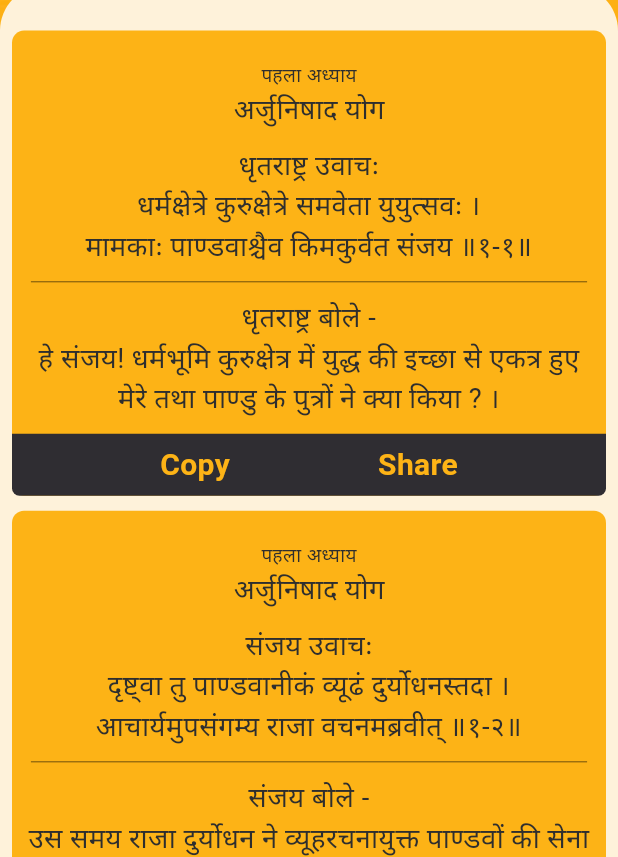
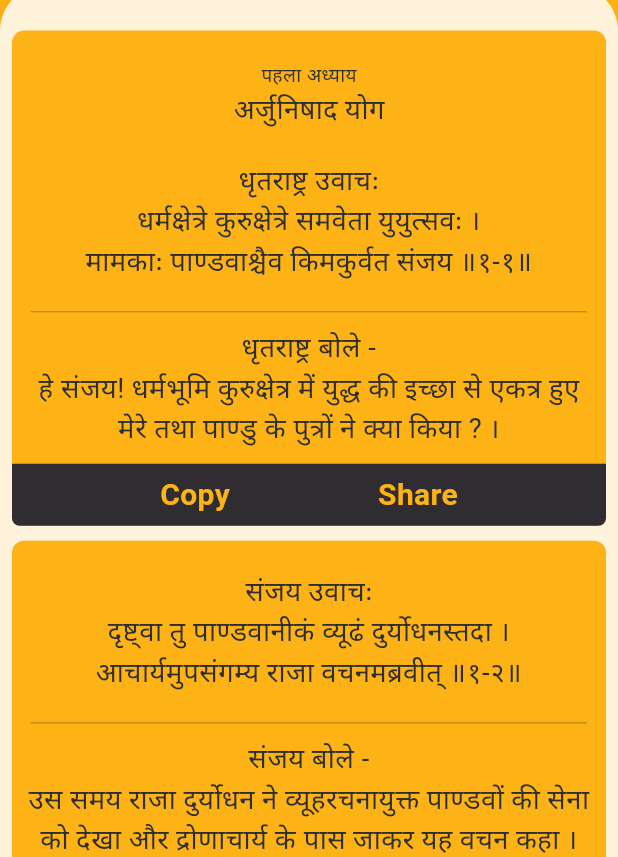
Before and after one commit to MauryaAayush/bhagvad_geeta, a Flutter app: the screen it shows after launch, on a phone screen of 412 x 824 dp, the part 379-1236 px from its top. Run offline on Flutter 3.47's test engine with Material 3 defaults, Android fonts, the phone set to English and light mode, and no system bars.

Commit message:
Radhey Radhey

```diff
--- a/lib/Views/SelectionScreen.dart
+++ b/lib/Views/SelectionScreen.dart
@@ -53,6 +53,7 @@ class _FinalScreenState extends State<FinalScreen> {
                     // height: height * 0.6,
                     // width: width,
                     padding: EdgeInsets.fromLTRB(0, 25, 0, 10),
+                    margin: EdgeInsets.fromLTRB(0, 0, 0, 100),
                     decoration: BoxDecoration(
                       color: Color(0xFFFEF2DA),
                       borderRadius: BorderRadius.all(Radius.circular(30)),
@@ -88,6 +89,7 @@ class _FinalScreenState extends State<FinalScreen> {
         child: Column(
           mainAxisAlignment: MainAxisAlignment.spaceBetween,
           children: [
+            if (index == 0)
               Padding(
                 padding: const EdgeInsets.fromLTRB(0, 20, 0, 0),
                 child: Text(
@@ -99,6 +101,8 @@ class _FinalScreenState extends State<FinalScreen> {
                   ),
                 ),
               ),
+
+            if (index == 0)
               Text(
                 data[0]['Bhaags'][bhaagIndex]['name'],
                 style: TextStyle(
@@ -107,8 +111,9 @@ class _FinalScreenState extends State<FinalScreen> {
                   color: Color(0xFF2E2E2E),
                 ),
               ),
+
             Padding(
-              padding: const EdgeInsets.symmetric(vertical: 10),
+              padding: const EdgeInsets.symmetric(vertical: 20),
               child: Text(
                 data[0]['Bhaags'][bhaagIndex]['shloks'][index]['shlok'],
                 style: TextStyle(
@@ -123,7 +128,7 @@ class _FinalScreenState extends State<FinalScreen> {
             Container(
               height: height * 0.001,
               width: width * 0.9,
-              color: Colors.black45,
+              color: Colors.black26,
             ),
 
             // VerticalDivider(
```
Lines whose indentation alone changed are shown as unchanged.
